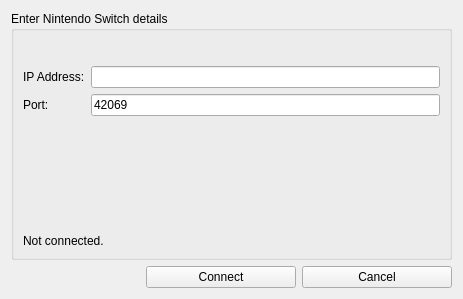
This is frontend/uh/forms/ConnectView.ui in reframedultimate/ReFramed as Qt 5 draws it before an edit. The edited form follows.
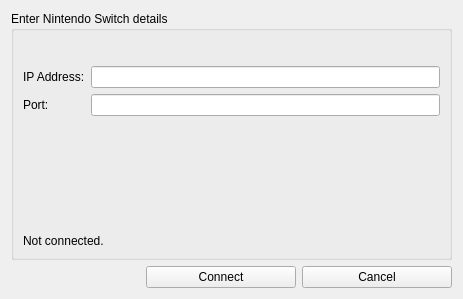
This is the edited form.

```diff
--- a/frontend/uh/forms/ConnectView.ui
+++ b/frontend/uh/forms/ConnectView.ui
@@ -40,7 +40,7 @@
       <item row="2" column="1">
        <widget class="QLineEdit" name="lineEdit_2">
         <property name="text">
-         <string>42069</string>
+         <string/>
         </property>
        </widget>
       </item>
```
Left out of the diff: 6 changed lines with no effect on the pictures.
